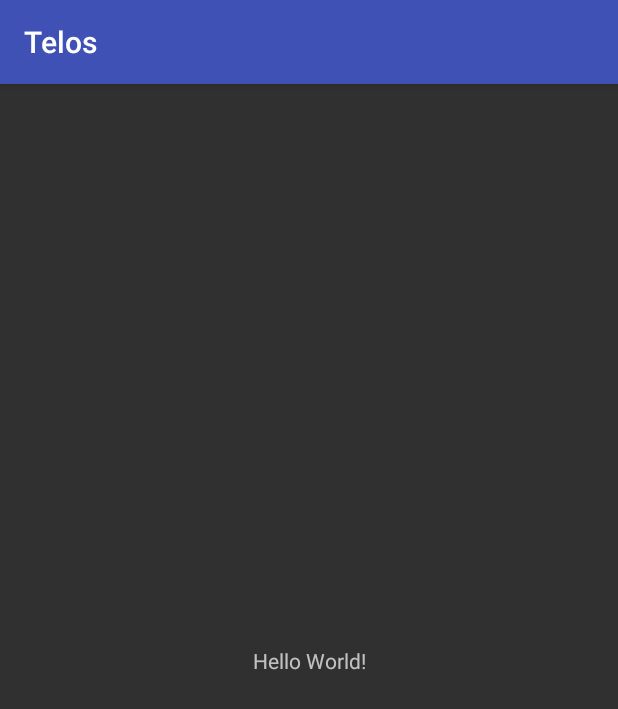
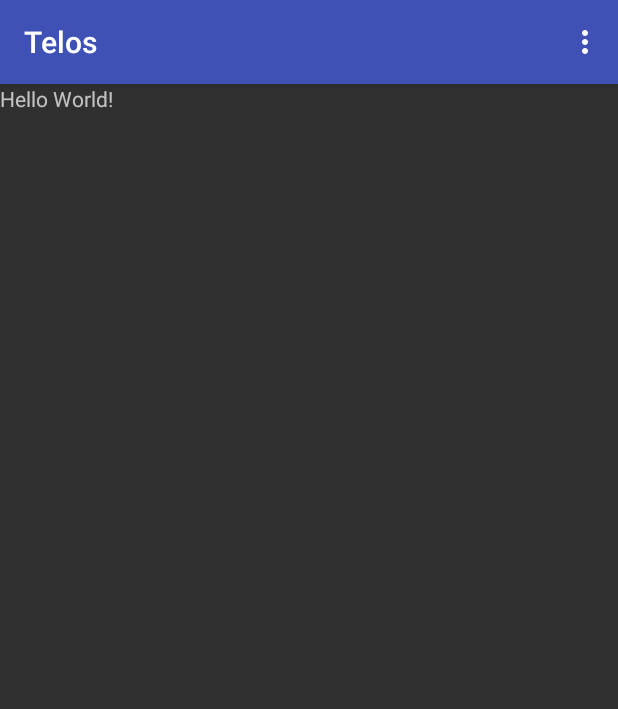
Before and after one commit to cpe305Spring17/spring2017-project-cdushana, an Android app: the screen it shows after launch (MainActivity), on a phone screen of 412 x 824 dp. Shown: the top 709 px of the screen. Run offline under Robolectric (Android 15) with nearby library versions, the light colour scheme and no system bars.

Commit message:
Added settings activity

```diff
--- a/app/src/main/AndroidManifest.xml
+++ b/app/src/main/AndroidManifest.xml
@@ -16,6 +16,7 @@
                 <category android:name="android.intent.category.LAUNCHER" />
             </intent-filter>
         </activity>
+        <activity android:name=".Settings"></activity>
     </application>
 
 </manifest>
--- a/app/src/main/java/com/telos/christianaushana/telos/Goal.java
+++ b/app/src/main/java/com/telos/christianaushana/telos/Goal.java
@@ -5,4 +5,5 @@ package com.telos.christianaushana.telos;
  */
 
 public class Goal {
+
 }
--- a/app/src/main/java/com/telos/christianaushana/telos/MainActivity.java
+++ b/app/src/main/java/com/telos/christianaushana/telos/MainActivity.java
@@ -1,13 +1,53 @@
 package com.telos.christianaushana.telos;
 
+import android.content.Intent;
 import android.support.v7.app.AppCompatActivity;
 import android.os.Bundle;
+import android.util.Log;
+import android.view.Menu;
+import android.view.MenuInflater;
+import android.view.MenuItem;
+import android.view.View;
+import android.widget.Button;
 
 public class MainActivity extends AppCompatActivity {
+
+    private static final String TAG = "MainActivity";
 
     @Override
     protected void onCreate(Bundle savedInstanceState) {
         super.onCreate(savedInstanceState);
         setContentView(R.layout.activity_main);
     }
+
+    public void showMenu() {
+        Intent intent = new Intent();
+
+        intent.setAction(intent.ACTION_SEND);
+
+        intent.setType("text/plain");
+        startActivity(intent);
+    }
+
+    @Override
+    public boolean onOptionsItemSelected(MenuItem item) {
+        switch(item.getItemId()) {
+            case R.id.settings_menu:
+                Log.d(TAG, "Settings");
+//                showMenu();
+                startActivity(new Intent(this, Settings.class));
+                return true;
+
+            default:
+                return super.onOptionsItemSelected(item);
+        }
+    }
+
+    @Override
+    public boolean onCreateOptionsMenu(Menu menu) {
+        MenuInflater inflater = getMenuInflater();
+//        inflater.inflate(R.menu.menu, menu);
+        inflater.inflate(R.menu.settings_menu, menu);
+        return true;
+    }
 }
--- a/app/src/main/res/layout/activity_main.xml
+++ b/app/src/main/res/layout/activity_main.xml
@@ -1,6 +1,5 @@
 <?xml version="1.0" encoding="utf-8"?>
-<android.support.constraint.ConstraintLayout xmlns:android="http://schemas.android.com/apk/res/android"
-    xmlns:app="http://schemas.android.com/apk/res-auto"
+<RelativeLayout xmlns:android="http://schemas.android.com/apk/res/android"
     xmlns:tools="http://schemas.android.com/tools"
     android:layout_width="match_parent"
     android:layout_height="match_parent"
@@ -9,10 +8,10 @@
     <TextView
         android:layout_width="wrap_content"
         android:layout_height="wrap_content"
-        android:text="Hello World!"
-        app:layout_constraintBottom_toBottomOf="parent"
-        app:layout_constraintLeft_toLeftOf="parent"
-        app:layout_constraintRight_toRightOf="parent"
-        app:layout_constraintTop_toTopOf="parent" />
+        android:text="Hello World!" />
 
-</android.support.constraint.ConstraintLayout>
+    <ListView
+        android:id="@+id/list_todo"
+        android:layout_width="wrap_content"
+        android:layout_height="wrap_content" />
+</RelativeLayout>
```
